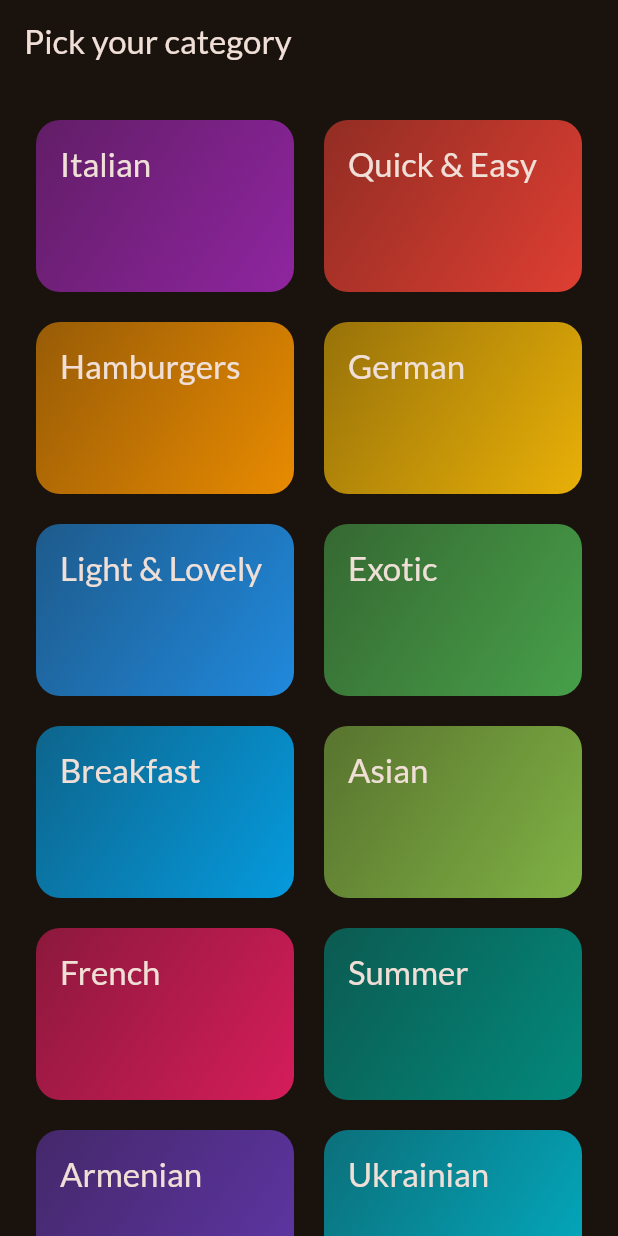
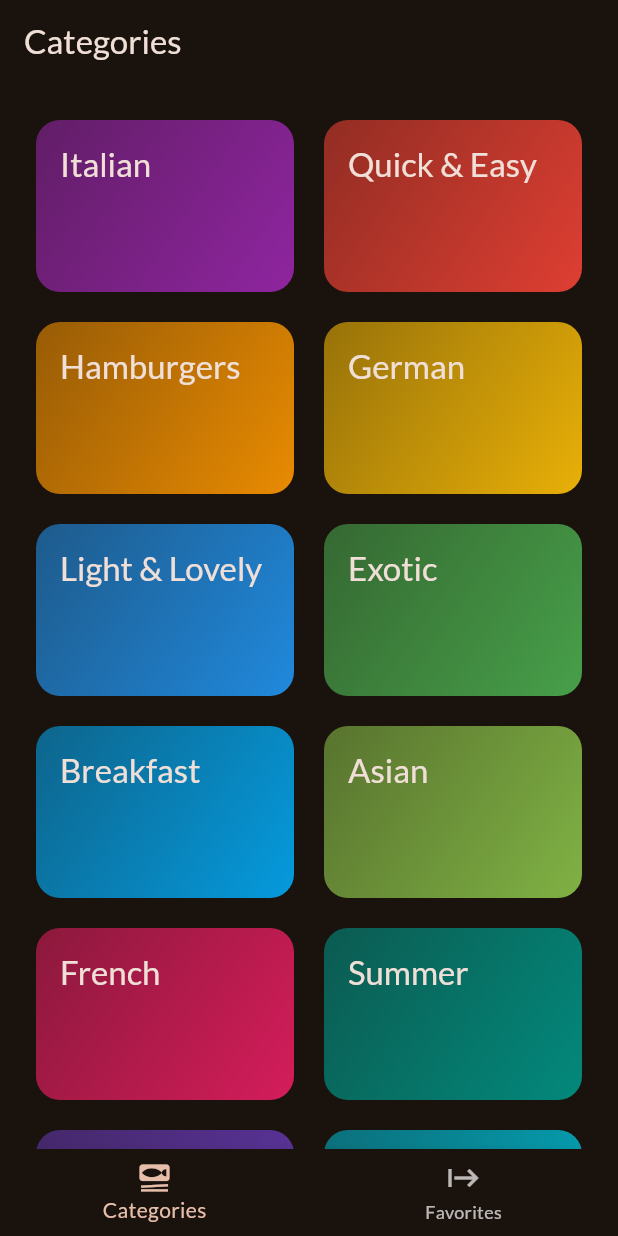
Before and after one commit to martirosianartur/tolma, a Flutter app: the screen it shows after launch, on a phone screen of 412 x 824 dp. Run offline on Flutter 3.47's test engine with Material 3 defaults, Android fonts, the phone set to English and light mode, and no system bars; our stand-ins replace google_fonts, transparent_image.

Commit message:
add basic tap-based navigation for Categories and Favorites

```diff
--- a/lib/main.dart
+++ b/lib/main.dart
@@ -1,6 +1,6 @@
 import 'package:flutter/material.dart';
 import 'package:google_fonts/google_fonts.dart';
-import 'package:tolma/screens/categories.dart';
+import 'package:tolma/screens/tabs.dart';
 
 final theme = ThemeData(
   useMaterial3: true,
@@ -22,7 +22,7 @@ class App extends StatelessWidget {
   Widget build(BuildContext context) {
     return MaterialApp(
       theme: theme,
-      home: CategoriesScreen(),
+      home: const TabsScreen(),
     );
   }
 }
--- a/lib/screens/categories.dart
+++ b/lib/screens/categories.dart
@@ -25,11 +25,7 @@ class CategoriesScreen extends StatelessWidget {
 
   @override
   Widget build(BuildContext context) {
-    return Scaffold(
-      appBar: AppBar(
-        title: const Text('Pick your category'),
-      ),
-      body: GridView(
+    return GridView(
       padding: const EdgeInsets.all(24),
       gridDelegate: const SliverGridDelegateWithFixedCrossAxisCount(
         crossAxisCount: 2,
@@ -47,7 +43,6 @@ class CategoriesScreen extends StatelessWidget {
             },
           )
       ],
-      ),
     );
   }
 }
--- /dev/null
+++ b/lib/screens/tabs.dart
@@ -0,0 +1,48 @@
+import 'package:flutter/material.dart';
+import 'package:tolma/screens/categories.dart';
+import 'package:tolma/screens/meals.dart';
+
+class TabsScreen extends StatefulWidget {
+  const TabsScreen({super.key});
+
+  @override
+  State<StatefulWidget> createState() {
+    return _TabsScreenState();
+  }
+}
+
+class _TabsScreenState extends State<TabsScreen> {
+  int _selectedPageIndex = 0;
+
+  void _selectPage(int index) {
+    setState(() {
+      _selectedPageIndex = index;
+    });
+  }
+
+  @override
+  Widget build(BuildContext context) {
+    Widget activePage = const CategoriesScreen();
+    var activePageTitle = 'Categories';
+
+    if (_selectedPageIndex == 1) {
+      activePage = const MealsScreen(meals: []);
+      activePageTitle = 'Your favorites';
+    }
+    return Scaffold(
+      appBar: AppBar(
+        title: Text(activePageTitle),
+      ),
+      body: activePage,
+      bottomNavigationBar: BottomNavigationBar(
+        onTap: _selectPage,
+        currentIndex: _selectedPageIndex,
+        items: const [
+          BottomNavigationBarItem(
+              icon: Icon(Icons.set_meal), label: 'Categories'),
+          BottomNavigationBarItem(icon: Icon(Icons.start), label: 'Favorites'),
+        ],
+      ),
+    );
+  }
+}
```
Also changed, not shown: lib/screens/meals.dart (+8 -3 lines). Lines whose indentation alone changed are shown as unchanged.
